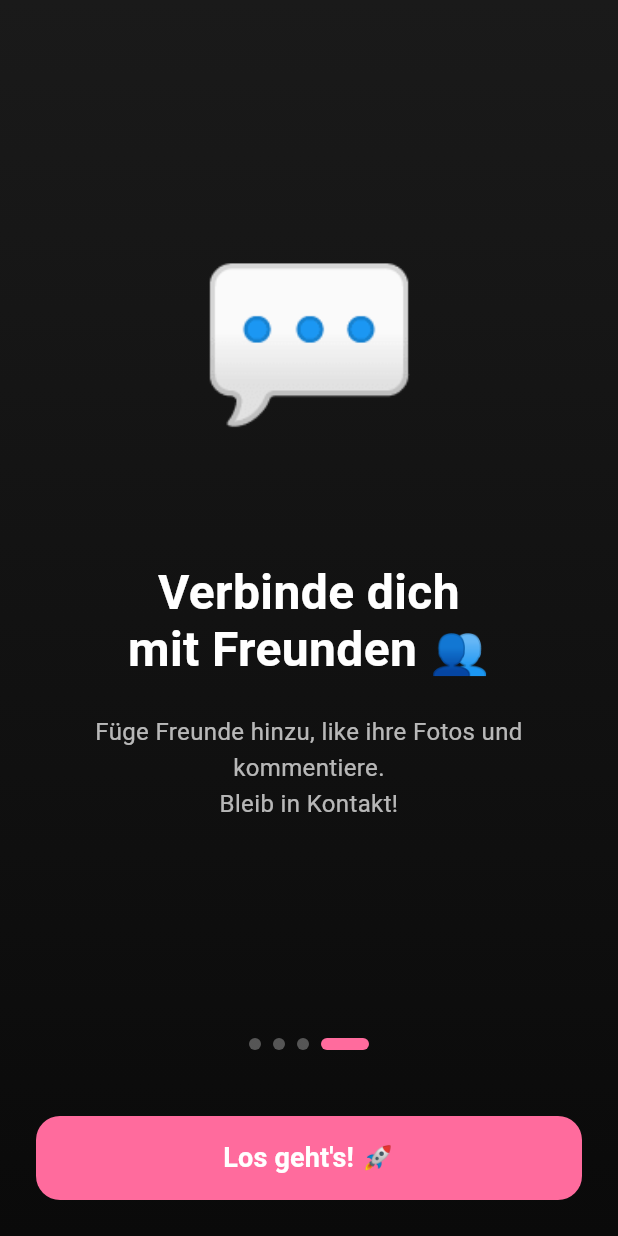
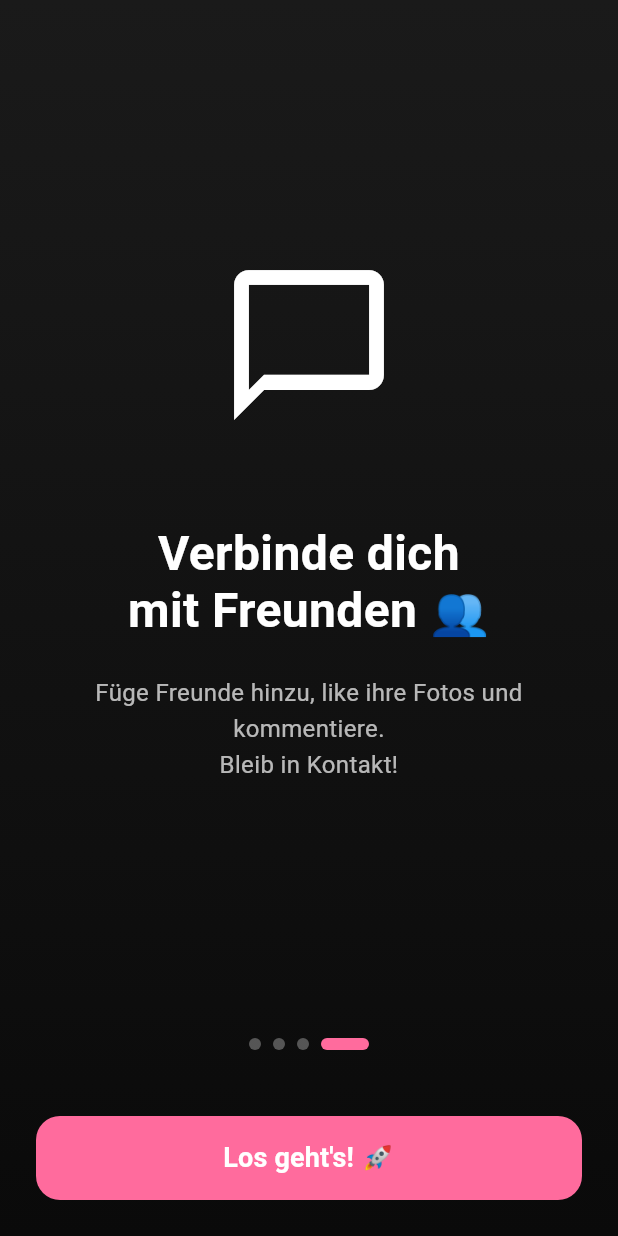
Before and after one commit to Pipoto192/dailyvibes, a Flutter app: the screen it shows after launch, swiped to page 4, on a phone screen of 412 x 824 dp. Run offline on Flutter 3.47's test engine with Material 3 defaults, Android fonts, the phone set to English and light mode, and no system bars; our stand-ins replace firebase_messaging, flutter_local_notifications, image_picker, permission_handler, shared_preferences, web; missing offline and left inert: dart:js_interop, workmanager; accounts and stored records are empty; statements that could not run were skipped.

Commit message:
Fix: use google_fonts Noto Sans; replace inline emoji icons with Material Icons where appropriate; handle welcome page icon types

```diff
--- a/lib/screens/profile_screen.dart
+++ b/lib/screens/profile_screen.dart
@@ -537,7 +537,7 @@ class _ProfileScreenState extends State<ProfileScreen> {
                 borderRadius: BorderRadius.circular(10),
               ),
               child: const Center(
-                  child: Text('📸', style: TextStyle(fontSize: 20))),
+                  child: Icon(Icons.camera_alt, size: 20, color: Colors.white)),
             ),
             const SizedBox(width: 12),
             const Text('Daily Vibes'),
--- a/lib/screens/welcome_screen.dart
+++ b/lib/screens/welcome_screen.dart
@@ -13,12 +13,12 @@ class _WelcomeScreenState extends State<WelcomeScreen> {
   final PageController _pageController = PageController();
   int _currentPage = 0;
 
-  final List<Map<String, String>> _pages = [
+  final List<Map<String, dynamic>> _pages = [
     {
       'title': 'Willkommen bei\nDaily Vibes! 🎉',
       'description':
           'Teile dein tägliches Leben mit Freunden durch authentische Fotos',
-      'icon': '📸',
+      'icon': Icons.camera_alt,
     },
     {
       'title': 'Täglich neue\nChallenges 🎯',
@@ -36,7 +36,7 @@ class _WelcomeScreenState extends State<WelcomeScreen> {
       'title': 'Verbinde dich\nmit Freunden 👥',
       'description':
           'Füge Freunde hinzu, like ihre Fotos und kommentiere.\nBleib in Kontakt!',
-      'icon': '💬',
+      'icon': Icons.chat_bubble_outline,
     },
   ];
 
@@ -80,16 +80,21 @@ class _WelcomeScreenState extends State<WelcomeScreen> {
     );
   }
 
-  Widget _buildPage(Map<String, String> page) {
+  Widget _buildPage(Map<String, dynamic> page) {
     return Padding(
       padding: const EdgeInsets.all(32.0),
       child: Column(
         mainAxisAlignment: MainAxisAlignment.center,
         children: [
-          Text(
-            page['icon']!,
-            style: const TextStyle(fontSize: 120),
-          ),
+          // If icon is IconData show Material Icon, otherwise show emoji text
+          if (page['icon'] is IconData) ...[
+            Icon(page['icon'] as IconData, size: 120, color: Colors.white),
+          ] else ...[
+            Text(
+              page['icon']?.toString() ?? '',
+              style: const TextStyle(fontSize: 120),
+            ),
+          ],
           const SizedBox(height: 60),
           Text(
             page['title']!,
--- a/pubspec.yaml
+++ b/pubspec.yaml
@@ -11,6 +11,7 @@ dependencies:
     sdk: flutter
   flutter_localizations:
     sdk: flutter
+  google_fonts: ^4.0.3
 
   cupertino_icons: ^1.0.8
   http: ^1.2.0
```
Also changed, not shown: lib/screens/home_screen.dart (+12 -20 lines), 1 other file.
